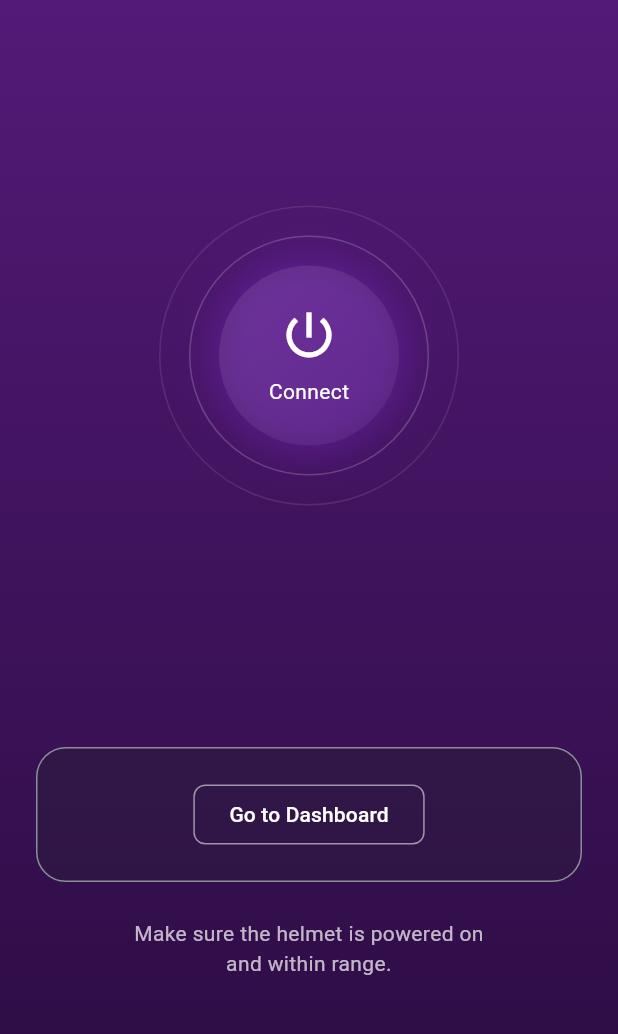
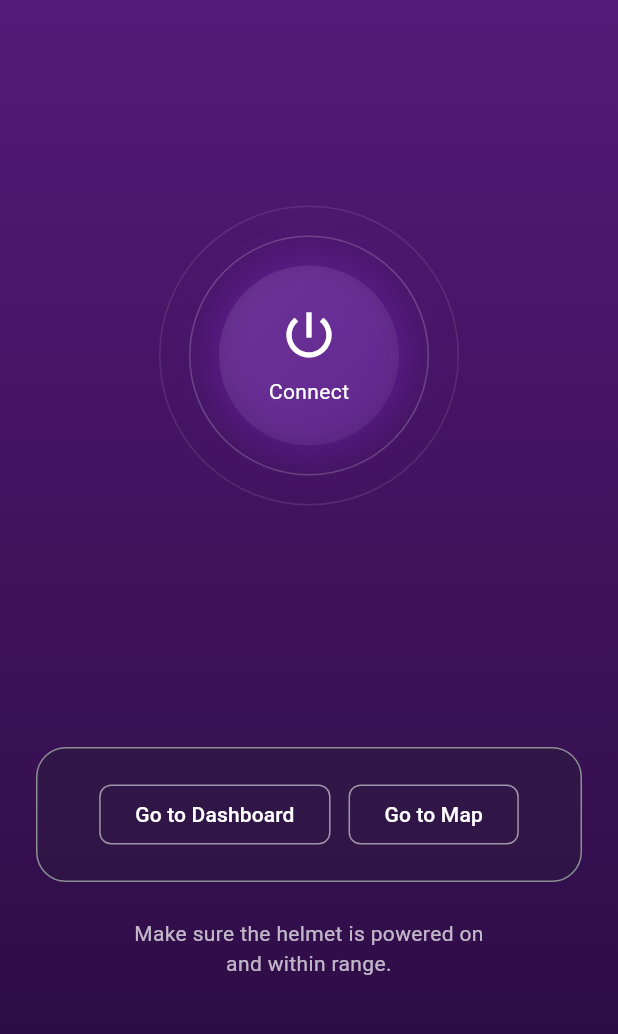
Before and after one commit to LetiziaCarpi/ski_app, a Flutter app: the screen it shows after launch, on a phone screen of 412 x 824 dp, the part 192-1226 px from its top. Run offline on Flutter 3.47's test engine with Material 3 defaults, Android fonts, the phone set to English and light mode, and no system bars; our stand-ins replace flutter_blue_plus, geolocator, get, google_maps_flutter, permission_handler; missing offline and left inert: google_maps_webservice, mqtt_client.

Commit message:
sistemata intefaccia mappa togliendo widget e sistemando bottoni

```diff
--- a/lib/views/connect_view.dart
+++ b/lib/views/connect_view.dart
@@ -155,6 +155,23 @@
                               ),
                               child: const Text('Go to Dashboard'),
                             ),
+                            const SizedBox(width: 12),
+                            // Go to Map Button
+                            OutlinedButton(
+                              onPressed: () => Get.toNamed(Routes.map),
+                              style: OutlinedButton.styleFrom(
+                                foregroundColor: Colors.white,
+                                side: const BorderSide(color: Colors.white54),
+                                shape: RoundedRectangleBorder(
+                                  borderRadius: BorderRadius.circular(8),
+                                ),
+                                padding: const EdgeInsets.symmetric(
+                                  horizontal: 24,
+                                  vertical: 10,
+                                ),
+                              ),
+                              child: const Text('Go to Map'),
+                            ),
                           ],
                         ),
                       ),
```
Also changed, not shown: lib/views/map_view.dart (+34 -29 lines).
